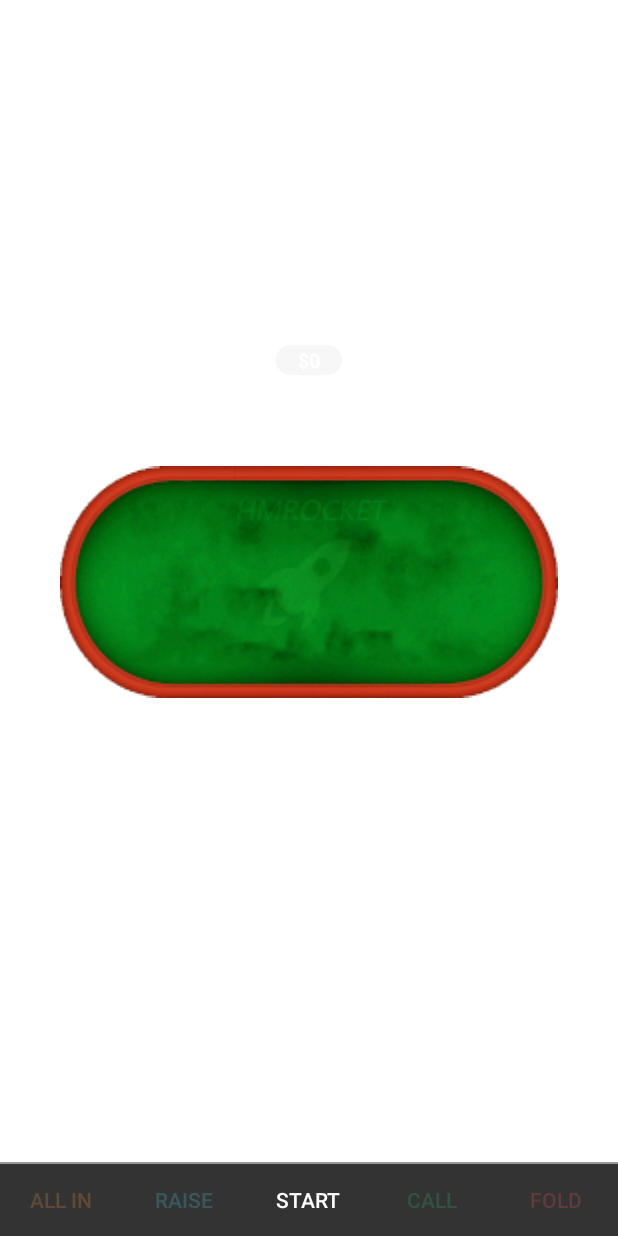
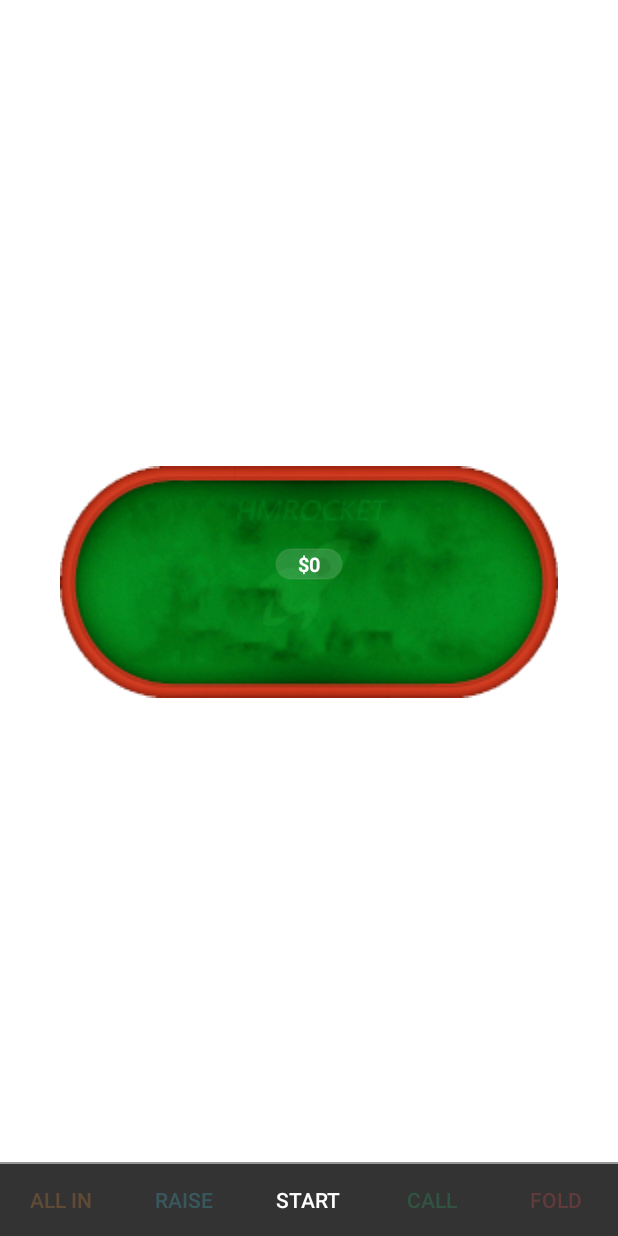
Before and after one commit to hmrocket/Pok, an Android app: the layout activity_game.xml on its own in the app's theme, with its tools: preview values and no code run, on a phone screen of 412 x 824 dp. Run offline under Robolectric (Android 15) with nearby library versions, the phone set to English and light mode, and no system bars.

Commit message:
add table view with 6 players portal and landscape
- GameActivity can be landscape or portal
- reduce Splash time
- change populate to suit any capacity (Todo some id change might be needed)

```diff
--- a/app/src/main/AndroidManifest.xml
+++ b/app/src/main/AndroidManifest.xml
@@ -28,14 +28,12 @@
 		</activity>
 		<activity
 			android:name=".activity.MainActivity"
-			android:configChanges="orientation|keyboardHidden|screenSize"
 			android:label="@string/app_name"
 			>
 		</activity>
 		<activity
 			android:name=".activity.GameActivity"
 			android:label="@string/title_activity_game"
-			android:screenOrientation="sensorLandscape"
 			android:theme="@style/FullscreenTheme">
 		</activity>
 
--- a/app/src/main/java/com/hmrocket/magicpoker/activity/SplashActivity.java
+++ b/app/src/main/java/com/hmrocket/magicpoker/activity/SplashActivity.java
@@ -15,7 +15,7 @@ public class SplashActivity extends Activity {
     /**
 	 * The number of milliseconds to wait before launching MainActivity
 	 */
-	private static final int AUTO_MAIN_DELAY_MILLIS = 3000;
+	private static final int AUTO_MAIN_DELAY_MILLIS = 500;
 	private final Runnable launchMain = new Runnable() {
 		@Override
 		public void run() {
--- a/app/src/main/java/com/hmrocket/magicpoker/view/TableView.java
+++ b/app/src/main/java/com/hmrocket/magicpoker/view/TableView.java
@@ -35,6 +35,10 @@ public class TableView extends RelativeLayout {
 	 */
 	public static final int COMMUNITY_CARDS = 5;
 
+	/**
+	 * capacity of TableView represented by the number of player
+	 */
+	protected int capacity = MAX_PLAYERS;
 	protected PotView potView;
 	/**
 	 * array Contains all the playerViews, layout can hold max 9 playerViews the other will be invisible
@@ -55,6 +59,40 @@ public class TableView extends RelativeLayout {
 		init();
 	}
 
+	private void init() {
+		// FIXME Add the possibility to set TableView player count from xml or from
+		capacity = false ? MAX_PLAYERS : 6;
+		View view = inflate(getContext(),
+				capacity == MAX_PLAYERS ? R.layout.table_view : R.layout.table_view_6p,
+				this);
+		potView = (PotView) view.findViewById(R.id.potView);
+		playerViews = new PlayerView[capacity];
+		cardViews = new CardView[COMMUNITY_CARDS];
+
+		playerViews[0] = (PlayerView) findViewById(R.id.playerView0);
+		playerViews[1] = (PlayerView) findViewById(R.id.playerView1);
+		playerViews[2] = (PlayerView) findViewById(R.id.playerView2);
+		playerViews[3] = (PlayerView) findViewById(R.id.playerView3);
+		playerViews[4] = (PlayerView) findViewById(R.id.playerView4);
+		playerViews[5] = (PlayerView) findViewById(R.id.playerView5);
+		if (capacity == MAX_PLAYERS) {
+			playerViews[6] = (PlayerView) findViewById(R.id.playerView6);
+			playerViews[7] = (PlayerView) findViewById(R.id.playerView7);
+			playerViews[8] = (PlayerView) findViewById(R.id.playerView8);
+		}
+
+		CardView cardView;
+		int cardViewIDs[] = new int[]{R.id.cardView_communityCard0, R.id.cardView_communityCard1, R.id.cardView_communityCard2,
+				R.id.cardView_communityCard3, R.id.cardView_communityCard4};
+		for (int i = 0; i < cardViews.length; i++) {
+			cardView = (CardView) findViewById(cardViewIDs[i]);
+			cardView.facedown(false);
+			cardViews[i] = cardView;
+		}
+
+		txInfo = (TextView) findViewById(R.id.tx_tableInfo);
+	}
+
 	public TableView(Context context, AttributeSet attrs) {
 		super(context, attrs);
 		init();
@@ -69,34 +107,6 @@ public class TableView extends RelativeLayout {
 	public TableView(Context context, AttributeSet attrs, int defStyleAttr, int defStyleRes) {
 		super(context, attrs, defStyleAttr, defStyleRes);
 		init();
-	}
-
-	private void init() {
-		View view = inflate(getContext(), R.layout.table_view, this);
-		potView = (PotView) view.findViewById(R.id.potView);
-		playerViews = new PlayerView[MAX_PLAYERS];
-		cardViews = new CardView[COMMUNITY_CARDS];
-
-		playerViews[0] = (PlayerView) findViewById(R.id.playerView0);
-		playerViews[1] = (PlayerView) findViewById(R.id.playerView1);
-		playerViews[2] = (PlayerView) findViewById(R.id.playerView2);
-		playerViews[3] = (PlayerView) findViewById(R.id.playerView3);
-		playerViews[4] = (PlayerView) findViewById(R.id.playerView4);
-		playerViews[5] = (PlayerView) findViewById(R.id.playerView5);
-		playerViews[6] = (PlayerView) findViewById(R.id.playerView6);
-		playerViews[7] = (PlayerView) findViewById(R.id.playerView7);
-		playerViews[8] = (PlayerView) findViewById(R.id.playerView8);
-
-		CardView cardView;
-		int cardViewIDs[] = new int[]{R.id.cardView_communityCard0, R.id.cardView_communityCard1, R.id.cardView_communityCard2,
-				R.id.cardView_communityCard3, R.id.cardView_communityCard4};
-		for (int i = 0; i < cardViews.length; i++) {
-			cardView = (CardView) findViewById(cardViewIDs[i]);
-			cardView.facedown(false);
-			cardViews[i] = cardView;
-		}
-
-		txInfo = (TextView) findViewById(R.id.tx_tableInfo);
 	}
 
 	/**
@@ -137,7 +147,7 @@ public class TableView extends RelativeLayout {
 	/**
 	 * Specify the dealer
 	 *
-	 * @param seatId seat number on the table should be between 0 and less than {@link #MAX_PLAYERS}
+	 * @param seatId seat number on the table should be between 0 and less than {@link #capacity}
 	 */
 	public void setDealer(int seatId) {
 		for (int i = 0; i < seatId; i++)
@@ -277,7 +287,7 @@ public class TableView extends RelativeLayout {
 	/**
 	 * Get the PlayerView affect to that seat
 	 *
-	 * @param seatId seat number on the table should be between 0 and less than {@link #MAX_PLAYERS}
+	 * @param seatId seat number on the table should be between 0 and less than {@link #capacity}
 	 * @return PlayerView number <code>seatId</code>
 	 */
 	public PlayerView getPlayerView(int seatId) {
--- /dev/null
+++ b/app/src/main/res/layout-port/table_view_6p.xml
@@ -0,0 +1,195 @@
+<?xml version="1.0" encoding="utf-8"?>
+<RelativeLayout xmlns:android="http://schemas.android.com/apk/res/android"
+				xmlns:tools="http://schemas.android.com/tools"
+				android:layout_width="match_parent"
+				android:layout_height="match_parent"
+				tools:context=".view.TableView">
+
+	<FrameLayout
+		android:id="@+id/frameLayout"
+		android:layout_width="match_parent"
+		android:layout_height="match_parent"
+		android:paddingBottom="@dimen/table_padding"
+		android:paddingEnd="@dimen/table_padding"
+		android:paddingStart="@dimen/table_padding"
+		android:paddingTop="@dimen/table_padding">
+
+		<ImageView
+			android:id="@+id/imageView"
+			android:layout_width="match_parent"
+			android:layout_height="match_parent"
+			android:background="@null"
+			android:cropToPadding="false"
+			android:src="@mipmap/table_pro"
+			/>
+
+
+		<LinearLayout
+			android:id="@+id/ll"
+			android:layout_width="match_parent"
+			android:layout_height="match_parent"
+			android:gravity="center"
+			android:orientation="vertical"
+			android:weightSum="3"
+			>
+
+
+			<com.hmrocket.magicpoker.view.PotView
+				android:id="@+id/potView"
+				android:layout_width="@dimen/width_pot"
+				android:layout_height="@dimen/height_pot"
+				android:layout_marginBottom="2dp"
+				android:animateLayoutChanges="true"
+				android:gravity="center_horizontal|top"
+				/>
+
+
+			<LinearLayout
+				android:layout_width="match_parent"
+				android:layout_height="wrap_content"
+				android:layout_marginBottom="2dp"
+				android:gravity="center"
+				android:orientation="horizontal"
+				>
+
+				<com.hmrocket.magicpoker.view.CardView
+					android:id="@+id/cardView_communityCard0"
+					android:layout_width="wrap_content"
+					android:layout_height="wrap_content"
+					android:layout_marginEnd="@dimen/margin_table_communityCard"
+					android:layout_marginRight="@dimen/margin_table_communityCard"
+					/>
+
+				<com.hmrocket.magicpoker.view.CardView
+					android:id="@+id/cardView_communityCard1"
+					android:layout_width="wrap_content"
+					android:layout_height="wrap_content"
+					android:layout_marginEnd="@dimen/margin_table_communityCard"
+					android:layout_marginRight="@dimen/margin_table_communityCard"
+					/>
+
+				<com.hmrocket.magicpoker.view.CardView
+					android:id="@+id/cardView_communityCard2"
+					android:layout_width="wrap_content"
+					android:layout_height="wrap_content"
+					android:layout_marginEnd="@dimen/margin_table_communityCard"
+					android:layout_marginRight="@dimen/margin_table_communityCard"
+					/>
+
+				<com.hmrocket.magicpoker.view.CardView
+					android:id="@+id/cardView_communityCard3"
+					android:layout_width="wrap_content"
+					android:layout_height="wrap_content"
+					android:layout_marginEnd="@dimen/margin_table_communityCard"
+					android:layout_marginRight="@dimen/margin_table_communityCard"
+					/>
+
+				<com.hmrocket.magicpoker.view.CardView
+					android:id="@+id/cardView_communityCard4"
+					android:layout_width="wrap_content"
+					android:layout_height="wrap_content"
+					/>
+			</LinearLayout>
+
+			<TextView
+				android:id="@+id/tx_tableInfo"
+				android:layout_width="wrap_content"
+				android:layout_height="wrap_content"
+				android:layout_gravity="center_horizontal|top"
+				android:text=""
+				android:textColor="@color/textcolor_circle"
+				android:textSize="14dp"
+				/>
+		</LinearLayout>
+
+	</FrameLayout>
+
+
+	<com.hmrocket.magicpoker.view.PlayerView
+		android:id="@+id/playerView2"
+		android:layout_width="wrap_content"
+		android:layout_height="wrap_content"
+		android:layout_alignParentLeft="true"
+		android:layout_alignParentStart="true"
+		android:layout_alignParentTop="true"
+		android:layout_marginLeft="@dimen/margin_player_parent_horizontal"
+		android:layout_marginStart="@dimen/margin_player_parent_horizontal"
+		android:layout_marginTop="@dimen/margin_player_parent_vertical"
+		android:visibility="invisible"
+		/>
+
+	<com.hmrocket.magicpoker.view.PlayerView
+		android:id="@+id/playerView1"
+		android:layout_width="wrap_content"
+		android:layout_height="wrap_content"
+		android:layout_alignParentBottom="true"
+		android:layout_alignParentLeft="true"
+		android:layout_alignParentStart="true"
+		android:layout_marginBottom="@dimen/margin_player_parent_vertical"
+		android:layout_marginLeft="@dimen/margin_player_parent_horizontal"
+		android:layout_marginStart="@dimen/margin_player_parent_horizontal"
+		android:visibility="invisible"
+		/>
+
+	<com.hmrocket.magicpoker.view.PlayerView
+		android:id="@+id/playerView3"
+		android:layout_width="wrap_content"
+		android:layout_height="wrap_content"
+		android:layout_alignParentEnd="true"
+		android:layout_alignParentRight="true"
+		android:layout_alignParentTop="true"
+		android:layout_marginEnd="@dimen/margin_player_parent_horizontal"
+		android:layout_marginRight="@dimen/margin_player_parent_horizontal"
+		android:layout_marginTop="@dimen/margin_player_parent_vertical"
+		android:visibility="invisible"/>
+
+	<com.hmrocket.magicpoker.view.PlayerView
+		android:id="@+id/playerView4"
+		android:layout_width="wrap_content"
+		android:layout_height="wrap_content"
+		android:layout_alignParentBottom="true"
+		android:layout_alignParentEnd="true"
+		android:layout_alignParentRight="true"
+		android:layout_marginBottom="@dimen/margin_player_parent_vertical"
+		android:layout_marginEnd="@dimen/margin_player_parent_horizontal"
+		android:layout_marginRight="@dimen/margin_player_parent_horizontal"
+		android:visibility="invisible"
+		/>
+
+	<Space
+		android:id="@+id/spacer"
+		android:layout_width="20px"
+		android:layout_height="20px"
+		android:layout_alignTop="@id/playerView1"
+		android:layout_centerHorizontal="true"
+		android:layout_marginBottom="10dp"
+		/>
+
+	<com.hmrocket.magicpoker.view.PlayerView
+		android:id="@+id/playerView0"
+		android:layout_width="wrap_content"
+		android:layout_height="wrap_content"
+		android:layout_alignBottom="@+id/spacer"
+		android:layout_centerHorizontal="true"
+		android:visibility="invisible"
+		/>
+
+	<Space
+		android:id="@+id/spacer2"
+		android:layout_width="20px"
+		android:layout_height="20px"
+		android:layout_alignBottom="@id/playerView3"
+		android:layout_centerHorizontal="true"
+		android:layout_marginTop="10dp"
+		/>
+
+	<com.hmrocket.magicpoker.view.PlayerView
+		android:id="@+id/playerView5"
+		android:layout_width="wrap_content"
+		android:layout_height="wrap_content"
+		android:layout_alignTop="@+id/spacer2"
+		android:layout_centerHorizontal="true"
+		android:visibility="invisible"
+		/>
+
+</RelativeLayout>
--- /dev/null
+++ b/app/src/main/res/layout/table_view_6p.xml
@@ -0,0 +1,185 @@
+<?xml version="1.0" encoding="utf-8"?>
+<RelativeLayout xmlns:android="http://schemas.android.com/apk/res/android"
+				xmlns:tools="http://schemas.android.com/tools"
+				android:layout_width="match_parent"
+				android:layout_height="match_parent"
+				tools:context=".view.TableView">
+
+	<FrameLayout
+		android:id="@+id/frameLayout"
+		android:layout_width="match_parent"
+		android:layout_height="match_parent"
+		android:paddingBottom="@dimen/table_padding"
+		android:paddingEnd="@dimen/table_padding"
+		android:paddingStart="@dimen/table_padding"
+		android:paddingTop="@dimen/table_padding">
+
+		<ImageView
+			android:id="@+id/imageView"
+			android:layout_width="match_parent"
+			android:layout_height="match_parent"
+			android:background="@null"
+			android:cropToPadding="false"
+			android:src="@mipmap/table_pro"
+			/>
+
+
+		<LinearLayout
+			android:id="@+id/ll"
+			android:layout_width="match_parent"
+			android:layout_height="match_parent"
+			android:orientation="vertical"
+			android:weightSum="3"
+			>
+
+			<FrameLayout
+				android:id="@+id/fl"
+				android:layout_width="match_parent"
+				android:layout_height="0dp"
+				android:layout_weight="1"
+				>
+
+				<com.hmrocket.magicpoker.view.PotView
+					android:id="@+id/potView"
+					android:layout_width="@dimen/width_pot"
+					android:layout_height="@dimen/height_pot"
+					android:layout_gravity="center_horizontal|bottom"
+					android:gravity="center_horizontal|bottom"
+					/>
+
+			</FrameLayout>
+
+
+			<LinearLayout
+				android:layout_width="match_parent"
+				android:layout_height="0dp"
+				android:layout_weight="1.1"
+				android:gravity="center"
+				android:orientation="horizontal"
+				>
+
+				<com.hmrocket.magicpoker.view.CardView
+					android:id="@+id/cardView_communityCard0"
+					android:layout_width="wrap_content"
+					android:layout_height="wrap_content"
+					android:layout_marginEnd="@dimen/margin_table_communityCard"
+					android:layout_marginRight="@dimen/margin_table_communityCard"
+					/>
+
+				<com.hmrocket.magicpoker.view.CardView
+					android:id="@+id/cardView_communityCard1"
+					android:layout_width="wrap_content"
+					android:layout_height="wrap_content"
+					android:layout_marginEnd="@dimen/margin_table_communityCard"
+					android:layout_marginRight="@dimen/margin_table_communityCard"
+					/>
+
+				<com.hmrocket.magicpoker.view.CardView
+					android:id="@+id/cardView_communityCard2"
+					android:layout_width="wrap_content"
+					android:layout_height="wrap_content"
+					android:layout_marginEnd="@dimen/margin_table_communityCard"
+					android:layout_marginRight="@dimen/margin_table_communityCard"
+					/>
+
+				<com.hmrocket.magicpoker.view.CardView
+					android:id="@+id/cardView_communityCard3"
+					android:layout_width="wrap_content"
+					android:layout_height="wrap_content"
+					android:layout_marginEnd="@dimen/margin_table_communityCard"
+					android:layout_marginRight="@dimen/margin_table_communityCard"
+					/>
+
+				<com.hmrocket.magicpoker.view.CardView
+					android:id="@+id/cardView_communityCard4"
+					android:layout_width="wrap_content"
+					android:layout_height="wrap_content"
+					/>
+			</LinearLayout>
+
+			<TextView
+				android:id="@+id/tx_tableInfo"
+				android:layout_width="wrap_content"
+				android:layout_height="wrap_content"
+				android:layout_gravity="center_horizontal|top"
+				android:text=""
+				android:textColor="@color/textcolor_circle"
+				android:textSize="14dp"
+				/>
+		</LinearLayout>
+
+	</FrameLayout>
+
+
+	<com.hmrocket.magicpoker.view.PlayerView
+		android:id="@+id/playerView1"
+		android:layout_width="wrap_content"
+		android:layout_height="wrap_content"
+		android:layout_alignParentBottom="true"
+		android:layout_alignParentLeft="true"
+		android:layout_alignParentStart="true"
+		android:layout_marginBottom="@dimen/margin_player_parent_vertical"
+		android:layout_marginLeft="@dimen/margin_player_parent_horizontal"
+		android:layout_marginStart="@dimen/margin_player_parent_horizontal"
+		android:visibility="invisible"
+		/>
+
+	<com.hmrocket.magicpoker.view.PlayerView
+		android:id="@+id/playerView4"
+		android:layout_width="wrap_content"
+		android:layout_height="wrap_content"
+		android:layout_alignParentBottom="true"
+		android:layout_alignParentEnd="true"
+		android:layout_alignParentRight="true"
+		android:layout_marginBottom="@dimen/margin_player_parent_vertical"
+		android:layout_marginEnd="@dimen/margin_player_parent_horizontal"
+		android:layout_marginRight="@dimen/margin_player_parent_horizontal"
+		android:visibility="invisible"
+		/>
+
+	<com.hmrocket.magicpoker.view.PlayerView
+		android:id="@+id/playerView0"
+		android:layout_width="wrap_content"
+		android:layout_height="wrap_content"
+		android:layout_alignParentBottom="true"
+		android:layout_centerHorizontal="true"
+		android:visibility="invisible"
+		/>
+
+	<com.hmrocket.magicpoker.view.PlayerView
+		android:id="@+id/playerView5"
+		android:layout_width="wrap_content"
+		android:layout_height="wrap_content"
+		android:layout_alignParentTop="true"
+		android:layout_centerHorizontal="true"
+		android:visibility="invisible"
+		/>
+
+	<com.hmrocket.magicpoker.view.PlayerView
+		android:id="@+id/playerView2"
+		android:layout_width="wrap_content"
+		android:layout_height="wrap_content"
+		android:layout_alignParentLeft="true"
+		android:layout_alignParentStart="true"
+		android:layout_alignParentTop="true"
+		android:layout_marginLeft="@dimen/margin_player_parent_horizontal"
+		android:layout_marginStart="@dimen/margin_player_parent_horizontal"
+		android:layout_marginTop="@dimen/margin_player_parent_vertical"
+		android:visibility="invisible"
+		/>
+
+	<com.hmrocket.magicpoker.view.PlayerView
+		android:id="@+id/playerView3"
+		android:layout_width="wrap_content"
+		android:layout_height="wrap_content"
+		android:layout_alignParentEnd="true"
+		android:layout_alignParentRight="true"
+		android:layout_alignParentTop="true"
+		android:layout_marginEnd="@dimen/margin_player_parent_horizontal"
+		android:layout_marginRight="@dimen/margin_player_parent_horizontal"
+		android:layout_marginTop="@dimen/margin_player_parent_vertical"
+		android:visibility="invisible"
+		/>
+
+
+</RelativeLayout>
--- a/poker/src/main/java/com/hmrocket/poker/Table.java
+++ b/poker/src/main/java/com/hmrocket/poker/Table.java
@@ -47,18 +47,18 @@ public class Table implements GameEvent {
 	 */
 	public void populate(Collection<Player> players) {
 		// preference placement is on the right then left
-		int[] seatIdsOrganized = null;
-		if (players.size() <= 5) {
-			int[] seatIdsOrganized5Max = new int[]{0, 5, 4, 7, 2};
-			seatIdsOrganized = seatIdsOrganized5Max;
-		} else if (players.size() <= 7) {
-			int[] seatIdsOrganized7Max = new int[]{0, 5, 4, 8, 1, 6, 3};
-			seatIdsOrganized = seatIdsOrganized7Max;
-		}
 		int i = 0;
-		for (Player p : players) {
-			addPlayer(p, seatIdsOrganized == null ? i : seatIdsOrganized[i]);
-			i++;
+		final int playersLastIndex = players.size() - 1;
+		final int seatLastIndex = seats.size() - 1;
+		if (seatsAvailable != seats.size())
+			throw new IllegalStateException("Populate should be called only when the table is empty");
+		if (players.size() > 1) {
+			for (Player p : players) {
+				addPlayer(p, Math.round(0.49f + seatLastIndex * i / playersLastIndex));
+				i++;
+			}
+		} else if (players.size() == 1) {
+			addPlayer(players.iterator().next(), 0);
 		}
 	}
 
```
Also changed, not shown: 1 other file.
